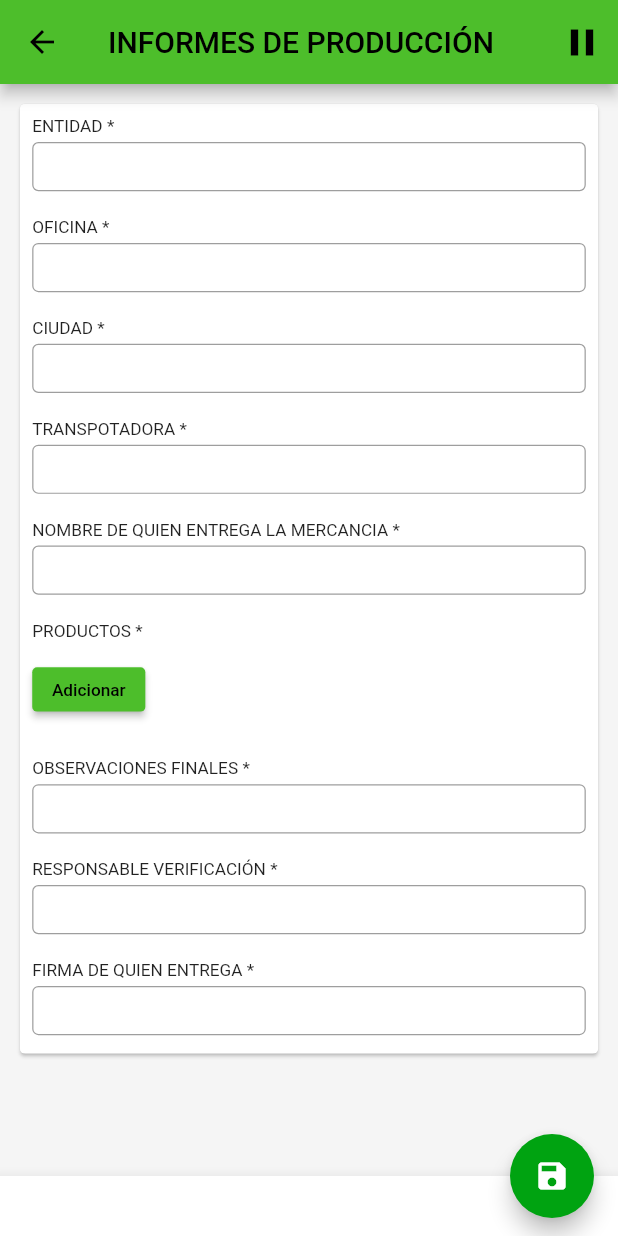
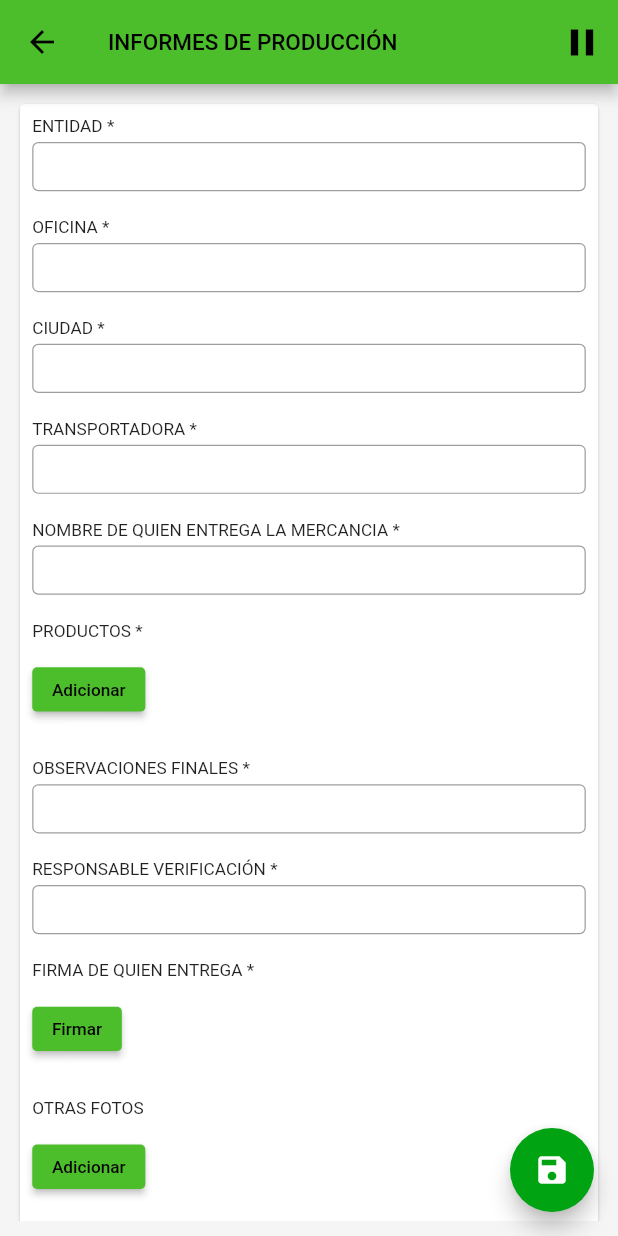
Before and after one commit to Charldrex/Proyecto_Blindar, a Flutter app: the InformeProduccion screen opened directly, on a phone screen of 412 x 824 dp. Run offline on Flutter 3.47's test engine with Material 2 defaults, Android fonts, the phone set to English and light mode, and no system bars; our stand-ins replace hexcolor, otp_text_field, shared_preferences, signature; missing offline and left inert: dart:html, flutter_custom_dialog; accounts and stored records are empty.

Commit message:
Responsive login y cambios en informe produccion

```diff
--- a/lib/main.dart
+++ b/lib/main.dart
@@ -39,7 +39,7 @@ class Login extends StatelessWidget {
       title: 'Blindar Security',
       initialRoute: 'iniciar',
       routes: {
-        'iniciar': ( _ ) => LoginPage(),
+        'iniciar': ( _ ) => InformeProduccion(),
       },
       theme: ThemeData(
         primaryColor: _primaryColor,
--- a/lib/pages/formulariosDeControl/Informeproduccion/InformeProduccion.dart
+++ b/lib/pages/formulariosDeControl/Informeproduccion/InformeProduccion.dart
@@ -2,9 +2,6 @@ import 'package:flutter/material.dart';
 import 'package:proyecto_blindar/pages/formulariosDeControl/Informeproduccion/Elementos2.dart';
 import 'package:proyecto_blindar/pages/screens/Inicio.dart';
 import 'package:proyecto_blindar/pages/formulariosDeControl/Informeproduccion/Productos.dart';
-
-
-
 
 class InformeProduccion extends StatelessWidget {
   const InformeProduccion({Key? key}) : super(key: key);
@@ -12,13 +9,14 @@ class InformeProduccion extends StatelessWidget {
   @override
   Widget build(BuildContext context) {
     return Scaffold(
-      floatingActionButtonLocation: FloatingActionButtonLocation.endDocked,
+      floatingActionButtonLocation: FloatingActionButtonLocation.endFloat,
       floatingActionButton: BotonFlotante(),
-      bottomNavigationBar: BottomAppBar(
-        child: Container(height: 40.0),
-      ),
       appBar: AppBar(
-        title: const Text("INFORMES DE PRODUCCIÓN"),
+        title: FittedBox(
+            child: Text(
+          "INFORMES DE PRODUCCIÓN",
+          style: TextStyle(fontSize: 15),
+        )),
         backgroundColor: Color.fromARGB(255, 77, 190, 43),
         actions: [
           IconButton(
@@ -46,7 +44,7 @@ class BotonFlotante extends StatelessWidget {
   Widget build(BuildContext context) {
     return FloatingActionButton(
       child: Icon(Icons.save),
-      onPressed: (){},
+      onPressed: () {},
     );
   }
 }
@@ -59,20 +57,19 @@ class EstiloFormulario extends StatefulWidget {
 }
 
 class EditableTextState extends State<EstiloFormulario> {
-
-
   @override
   Widget build(BuildContext context) {
     return Form(
         child: Column(
-        crossAxisAlignment: CrossAxisAlignment.start,
+            crossAxisAlignment: CrossAxisAlignment.center,
             children: <Widget>[
           Container(
             width: double.infinity,
             child: FittedBox(
               child: Card(
                 child: Padding(
-                padding: EdgeInsets.symmetric(vertical: 10.0, horizontal: 10.0),
+                  padding:
+                      EdgeInsets.symmetric(vertical: 10.0, horizontal: 10.0),
                   child: Column(
                     crossAxisAlignment: CrossAxisAlignment.start,
                     children: [
@@ -87,7 +84,8 @@ class EditableTextState extends State<EstiloFormulario> {
                               width: 450,
                               child: TextFormField(
                                 style: const TextStyle(
-                                  color: Colors.black, fontWeight: FontWeight.w300),
+                                    color: Colors.black,
+                                    fontWeight: FontWeight.w300),
                                 maxLines: 1,
                                 decoration: InputDecoration(
                                     border: OutlineInputBorder(
@@ -108,7 +106,6 @@ class EditableTextState extends State<EstiloFormulario> {
                       Row(
                         mainAxisAlignment: MainAxisAlignment.spaceBetween,
                         children: [
-
                           Padding(
                             padding: EdgeInsets.symmetric(vertical: 5.0),
                             child: SizedBox(
@@ -116,7 +113,8 @@ class EditableTextState extends State<EstiloFormulario> {
                               width: 450,
                               child: TextFormField(
                                 style: const TextStyle(
-                                    color: Colors.black, fontWeight: FontWeight.w300),
+                                    color: Colors.black,
+                                    fontWeight: FontWeight.w300),
                                 maxLines: 1,
                                 decoration: InputDecoration(
                                     border: OutlineInputBorder(
@@ -137,7 +135,6 @@ class EditableTextState extends State<EstiloFormulario> {
                       Row(
                         mainAxisAlignment: MainAxisAlignment.spaceBetween,
                         children: [
-
                           Padding(
                             padding: EdgeInsets.symmetric(vertical: 5.0),
                             child: SizedBox(
@@ -145,7 +142,8 @@ class EditableTextState extends State<EstiloFormulario> {
                               width: 450,
                               child: TextFormField(
                                 style: const TextStyle(
-                                    color: Colors.black, fontWeight: FontWeight.w300),
+                                    color: Colors.black,
+                                    fontWeight: FontWeight.w300),
                                 maxLines: 1,
                                 decoration: InputDecoration(
                                     border: OutlineInputBorder(
@@ -162,11 +160,10 @@ class EditableTextState extends State<EstiloFormulario> {
                         ],
                       ),
                       const Divider(),
-                    Text("TRANSPOTADORA *"),
+                      Text("TRANSPORTADORA *"),
                       Row(
                         mainAxisAlignment: MainAxisAlignment.spaceBetween,
                         children: [
-
                           Padding(
                             padding: EdgeInsets.symmetric(vertical: 5.0),
                             child: SizedBox(
@@ -174,7 +171,8 @@ class EditableTextState extends State<EstiloFormulario> {
                               width: 450,
                               child: TextFormField(
                                 style: const TextStyle(
-                                    color: Colors.black, fontWeight: FontWeight.w300),
+                                    color: Colors.black,
+                                    fontWeight: FontWeight.w300),
                                 maxLines: 1,
                                 decoration: InputDecoration(
                                     border: OutlineInputBorder(
@@ -195,7 +193,6 @@ class EditableTextState extends State<EstiloFormulario> {
                       Row(
                         mainAxisAlignment: MainAxisAlignment.spaceBetween,
                         children: [
-
                           Padding(
                             padding: EdgeInsets.symmetric(vertical: 5.0),
                             child: SizedBox(
@@ -203,7 +200,8 @@ class EditableTextState extends State<EstiloFormulario> {
                               width: 450,
                               child: TextFormField(
                                 style: const TextStyle(
-                                    color: Colors.black, fontWeight: FontWeight.w300),
+                                    color: Colors.black,
+                                    fontWeight: FontWeight.w300),
                                 maxLines: 1,
                                 decoration: InputDecoration(
                                     border: OutlineInputBorder(
@@ -230,8 +228,10 @@ class EditableTextState extends State<EstiloFormulario> {
                                 Color.fromARGB(255, 77, 190, 43)),
                           ),
                           onPressed: () {
-                            Navigator.push(context,
-                                MaterialPageRoute(builder: (context) => Productos2()));
+                            Navigator.push(
+                                context,
+                                MaterialPageRoute(
+                                    builder: (context) => Productos2()));
                           },
                         ),
                       ),
@@ -240,7 +240,6 @@ class EditableTextState extends State<EstiloFormulario> {
                       Row(
                         mainAxisAlignment: MainAxisAlignment.spaceBetween,
                         children: [
-
                           Padding(
                             padding: EdgeInsets.symmetric(vertical: 5.0),
                             child: SizedBox(
@@ -248,7 +247,8 @@ class EditableTextState extends State<EstiloFormulario> {
                               width: 450,
                               child: TextFormField(
                                 style: const TextStyle(
-                                    color: Colors.black, fontWeight: FontWeight.w300),
+                                    color: Colors.black,
+                                    fontWeight: FontWeight.w300),
                                 maxLines: 1,
                                 decoration: InputDecoration(
                                     border: OutlineInputBorder(
@@ -269,7 +269,6 @@ class EditableTextState extends State<EstiloFormulario> {
                       Row(
                         mainAxisAlignment: MainAxisAlignment.spaceBetween,
                         children: [
-
                           Padding(
                             padding: EdgeInsets.symmetric(vertical: 5.0),
                             child: SizedBox(
@@ -277,7 +276,8 @@ class EditableTextState extends State<EstiloFormulario> {
                               width: 450,
                               child: TextFormField(
                                 style: const TextStyle(
-                                    color: Colors.black, fontWeight: FontWeight.w300),
+                                    color: Colors.black,
+                                    fontWeight: FontWeight.w300),
                                 maxLines: 1,
                                 decoration: InputDecoration(
                                     border: OutlineInputBorder(
@@ -298,43 +298,53 @@ class EditableTextState extends State<EstiloFormulario> {
                       Row(
                         mainAxisAlignment: MainAxisAlignment.spaceBetween,
                         children: [
-
                           Padding(
-                            padding: EdgeInsets.symmetric(vertical: 5.0),
-                            child: SizedBox(
-                              height: 40,
-                              width: 450,
-                              child: TextFormField(
-                                style: const TextStyle(
-                                    color: Colors.black, fontWeight: FontWeight.w300),
-                                maxLines: 1,
-                                decoration: InputDecoration(
-                                    border: OutlineInputBorder(
-                                  borderRadius: BorderRadius.circular(5.0),
-                                )),
-                                validator: (value) {
-                                  if (value!.isEmpty) {
-                                    return 'Debe llenar todos los campos';
-                                  }
+                            padding: const EdgeInsets.symmetric(vertical: 16.0),
+                            child: ElevatedButton(
+                              child: const Text('Firmar'),
+                              style: ButtonStyle(
+                                backgroundColor: MaterialStateProperty.all(
+                                    Color.fromARGB(255, 77, 190, 43)),
+                              ),
+                              onPressed: () {
+                                Navigator.push(
+                                    context,
+                                    MaterialPageRoute(
+                                        builder: (context) => Productos2()));
                               },
-                              ),
                             ),
                           ),
                         ],
                       ),
-
-
-
-
+                      const Divider(),
+                      Text("OTRAS FOTOS"),
+                      Row(
+                        mainAxisAlignment: MainAxisAlignment.spaceBetween,
+                        children: [
+                          Padding(
+                            padding: const EdgeInsets.symmetric(vertical: 16.0),
+                            child: ElevatedButton(
+                              child: const Text('Adicionar'),
+                              style: ButtonStyle(
+                                backgroundColor: MaterialStateProperty.all(
+                                    Color.fromARGB(255, 77, 190, 43)),
+                              ),
+                              onPressed: () {
+                                Navigator.push(
+                                    context,
+                                    MaterialPageRoute(
+                                        builder: (context) => Productos2()));
+                              },
+                            ),
+                          ),
+                        ],
+                      ),
                     ],
                   ),
                 ),
               ),
             ),
           ),
-        ]
-      )
-
-    );
+        ]));
   }
 }
```
Also changed, not shown: lib/pages/formulariosDeControl/Informeproduccion/Productos.dart (+8 -4 lines), lib/pages/screens/login_page.dart (+7 -4 lines). Lines whose indentation alone changed are shown as unchanged.
